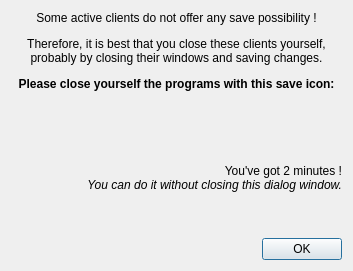
Above: resources/ui/waiting_close_user.ui from Houston4444/RaySession before the change. Below: the same form after it.
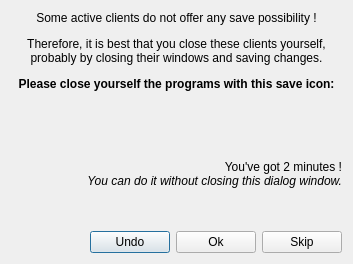
That is the form after the change. Icons and pictures are not drawn.

Commit message: add undo and skip buttons (and all to make it works) to wait user dialog

The edit to the form file:
```diff
--- a/resources/ui/waiting_close_user.ui
+++ b/resources/ui/waiting_close_user.ui
@@ -7,7 +7,7 @@
     <x>0</x>
     <y>0</y>
     <width>353</width>
-    <height>271</height>
+    <height>264</height>
    </rect>
   </property>
   <property name="windowTitle">
@@ -98,14 +98,51 @@
     </spacer>
    </item>
    <item>
-    <widget class="QDialogButtonBox" name="buttonBox">
-     <property name="orientation">
-      <enum>Qt::Horizontal</enum>
-     </property>
-     <property name="standardButtons">
-      <set>QDialogButtonBox::Ok</set>
-     </property>
-    </widget>
+    <layout class="QHBoxLayout" name="horizontalLayout_2">
+     <item>
+      <spacer name="horizontalSpacer_3">
+       <property name="orientation">
+        <enum>Qt::Horizontal</enum>
+       </property>
+       <property name="sizeHint" stdset="0">
+        <size>
+         <width>40</width>
+         <height>20</height>
+        </size>
+       </property>
+      </spacer>
+     </item>
+     <item>
+      <widget class="QPushButton" name="pushButtonUndo">
+       <property name="text">
+        <string>Undo</string>
+       </property>
+       <property name="icon">
+        <iconset theme="edit-undo"/>
+       </property>
+      </widget>
+     </item>
+     <item>
+      <widget class="QPushButton" name="pushButtonOk">
+       <property name="text">
+        <string>Ok</string>
+       </property>
+       <property name="icon">
+        <iconset theme="dialog-ok"/>
+       </property>
+      </widget>
+     </item>
+     <item>
+      <widget class="QPushButton" name="pushButtonSkip">
+       <property name="text">
+        <string>Skip</string>
+       </property>
+       <property name="icon">
+        <iconset theme="go-next-skip"/>
+       </property>
+      </widget>
+     </item>
+    </layout>
    </item>
   </layout>
  </widget>
```
Left out of the diff: 28 changed lines with no effect on the pictures. The commit also changes 3 other files.
